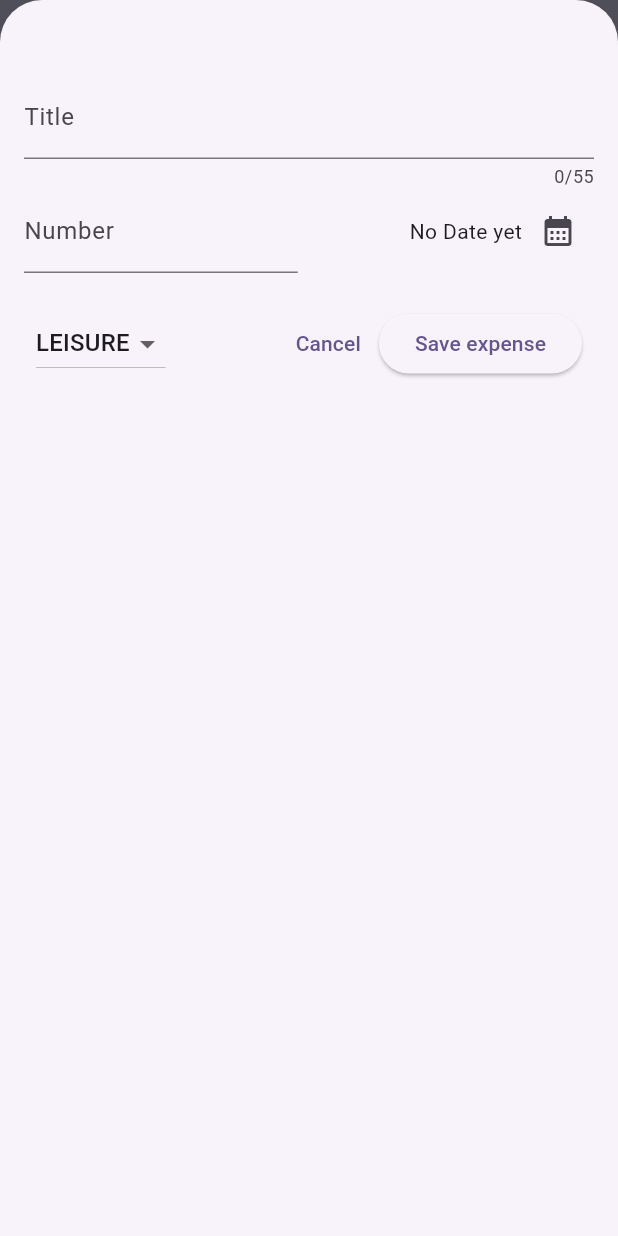
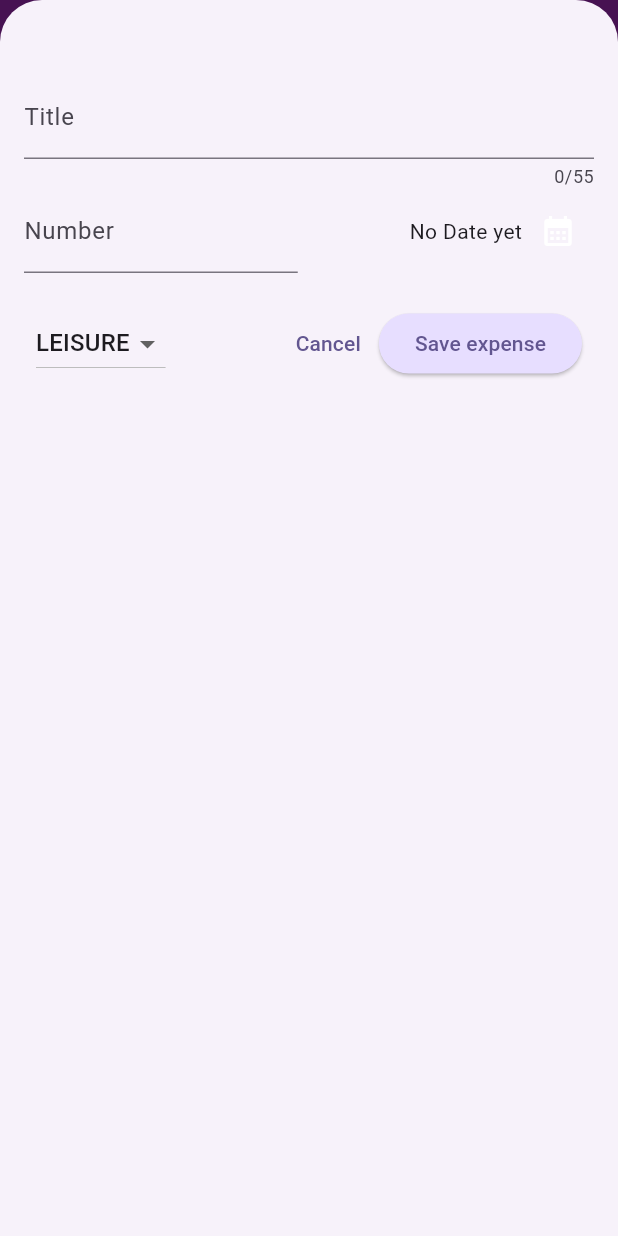
Before and after one commit to andreyscott/expense_app, a Flutter app: the screen it shows after launch, after a tap on the "add" icon, on a phone screen of 412 x 824 dp. Run offline on Flutter 3.47's test engine with Material 3 defaults, Android fonts, the phone set to English and light mode, and no system bars.

Commit message:
added the themes and style

```diff
--- a/lib/main.dart
+++ b/lib/main.dart
@@ -2,17 +2,35 @@ import 'package:flutter/material.dart';
 import 'package:expense_app/widgets/expenses.dart';
 
 var kColorScheme =
-    ColorScheme.fromSeed(seedColor: const Color.fromARGB(255, 96, 59, 181));
+    ColorScheme.fromSeed(seedColor: const Color.fromARGB(255, 78, 25, 200));
 
 void main() {
   runApp(
     MaterialApp(
-      theme: ThemeData().copyWith(
+      theme: ThemeData.dark().copyWith(
           colorScheme: kColorScheme,
           appBarTheme: const AppBarTheme().copyWith(
             backgroundColor: kColorScheme.onPrimary,
             foregroundColor: kColorScheme.primaryContainer,
-          )),
+          ),
+          cardTheme: const CardTheme().copyWith(
+              color: kColorScheme.secondaryContainer,
+              margin: const EdgeInsets.symmetric(
+                horizontal: 16,
+                vertical: 8,
+              )),
+          elevatedButtonTheme: ElevatedButtonThemeData(
+            style: ElevatedButton.styleFrom(
+              backgroundColor: kColorScheme.primaryContainer,
+            ),
+          ),
+          textTheme: ThemeData().textTheme.copyWith(
+                titleLarge: TextStyle(
+                  fontWeight: FontWeight.normal,
+                  color: kColorScheme.onSecondaryContainer,
+                  fontSize: 18,
+                ),
+              )),
       home: const Expenses(),
     ),
   );
--- a/lib/widgets/expenses.dart
+++ b/lib/widgets/expenses.dart
@@ -77,13 +77,17 @@ class _ExpensesState extends State<Expenses> {
 
     return Scaffold(
       appBar: AppBar(
-          backgroundColor: const Color.fromARGB(197, 149, 150, 177),
+          backgroundColor: const Color.fromARGB(255, 155, 39, 178),
+          title: const Text('Flutter ExpenseTracker'),
           actions: [
             IconButton(
                 onPressed: _openAddExpenseOverlay, icon: const Icon(Icons.add))
           ]),
       body: Column(
         children: [
+          const SizedBox(
+            height: 15,
+          ),
           const Text('the Chart Text'),
           const SizedBox(height: 24),
           Expanded(child: mainContent)
--- a/lib/widgets/expenses_list/expense_item.dart
+++ b/lib/widgets/expenses_list/expense_item.dart
@@ -15,8 +15,12 @@ class ExpenseItem extends StatelessWidget {
         vertical: 16,
       ),
       child: Column(
+        crossAxisAlignment: CrossAxisAlignment.start,
         children: [
-          Text(expense.title),
+          Text(
+            expense.title,
+            style: Theme.of(context).textTheme.titleLarge,
+          ),
           const SizedBox(
             height: 4,
           ),
--- a/lib/widgets/expenses_list/expenses_list.dart
+++ b/lib/widgets/expenses_list/expenses_list.dart
@@ -18,6 +18,12 @@ class ExpensesList extends StatelessWidget {
       itemCount: expenses.length,
       itemBuilder: (ctx, index) => Dismissible(
           key: ValueKey(expenses[index]),
+          background: Container(
+            color: Theme.of(context).colorScheme.error.withOpacity(0.5),
+            margin: EdgeInsets.symmetric(
+              horizontal: Theme.of(context).cardTheme.margin!.horizontal,
+            ),
+          ),
           onDismissed: (direction) {
             onRemoveExpense(expenses[index]);
           },
```
